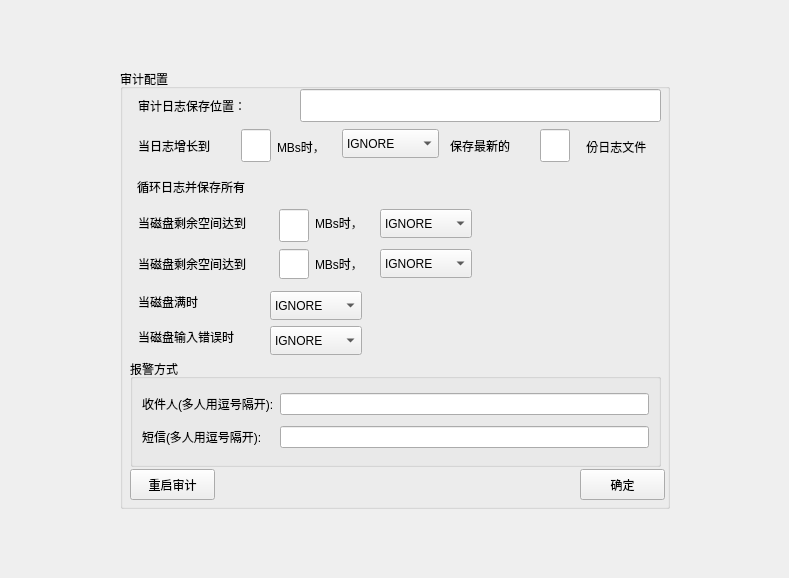
Qt form AUD/audconfpage.ui (liuyufeng509/SecCenter) before a commit.
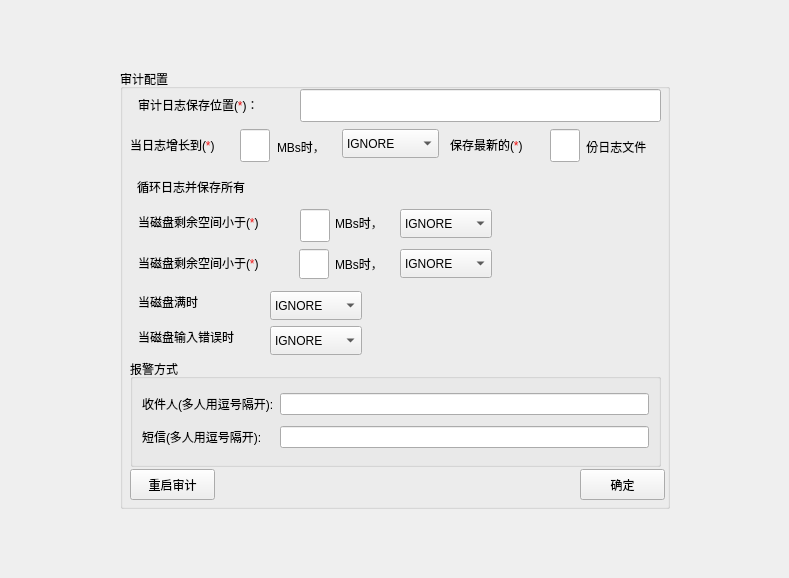
The same form after that commit.

Patch:
```diff
--- a/AUD/audconfpage.ui
+++ b/AUD/audconfpage.ui
@@ -120,12 +120,12 @@
        <rect>
         <x>18</x>
         <y>26</y>
-        <width>131</width>
+        <width>141</width>
         <height>21</height>
        </rect>
       </property>
       <property name="text">
-       <string>审计日志保存位置：</string>
+       <string>&lt;html&gt;&lt;head/&gt;&lt;body&gt;&lt;p&gt;审计日志保存位置(&lt;span style=&quot; color:#e50909;&quot;&gt;*&lt;/span&gt;)：&lt;/p&gt;&lt;/body&gt;&lt;/html&gt;</string>
       </property>
      </widget>
      <widget class="QLineEdit" name="log_filelineEdit">
@@ -178,18 +178,18 @@
        <rect>
         <x>330</x>
         <y>60</y>
-        <width>81</width>
+        <width>101</width>
         <height>33</height>
        </rect>
       </property>
       <property name="text">
-       <string>保存最新的     </string>
+       <string>&lt;html&gt;&lt;head/&gt;&lt;body&gt;&lt;p&gt;保存最新的(&lt;span style=&quot; color:#ec0f0f;&quot;&gt;*&lt;/span&gt;)     &lt;/p&gt;&lt;/body&gt;&lt;/html&gt;</string>
       </property>
      </widget>
      <widget class="QLineEdit" name="max_log_filelineEdit">
       <property name="geometry">
        <rect>
-        <x>121</x>
+        <x>120</x>
         <y>60</y>
         <width>30</width>
         <height>33</height>
@@ -237,7 +237,7 @@
      <widget class="QLineEdit" name="num_logslineEdit">
       <property name="geometry">
        <rect>
-        <x>420</x>
+        <x>430</x>
         <y>60</y>
         <width>30</width>
         <height>33</height>
@@ -259,20 +259,20 @@
      <widget class="QLabel" name="label_22">
       <property name="geometry">
        <rect>
-        <x>18</x>
+        <x>10</x>
         <y>60</y>
-        <width>97</width>
+        <width>111</width>
         <height>33</height>
        </rect>
       </property>
       <property name="text">
-       <string>当日志增长到      </string>
+       <string>&lt;html&gt;&lt;head/&gt;&lt;body&gt;&lt;p&gt;当日志增长到(&lt;span style=&quot; color:#f11717;&quot;&gt;*&lt;/span&gt;)      &lt;/p&gt;&lt;/body&gt;&lt;/html&gt;</string>
       </property>
      </widget>
      <widget class="QLineEdit" name="admin_space_left_lineEdit">
       <property name="geometry">
        <rect>
-        <x>159</x>
+        <x>180</x>
         <y>140</y>
         <width>30</width>
         <height>33</height>
@@ -296,18 +296,18 @@
        <rect>
         <x>18</x>
         <y>143</y>
-        <width>135</width>
+        <width>161</width>
         <height>21</height>
        </rect>
       </property>
       <property name="text">
-       <string>当磁盘剩余空间达到</string>
+       <string>&lt;html&gt;&lt;head/&gt;&lt;body&gt;&lt;p&gt;当磁盘剩余空间小于(&lt;span style=&quot; color:#f11717;&quot;&gt;*&lt;/span&gt;)&lt;/p&gt;&lt;/body&gt;&lt;/html&gt;</string>
       </property>
      </widget>
      <widget class="QLabel" name="label_16">
       <property name="geometry">
        <rect>
-        <x>195</x>
+        <x>215</x>
         <y>143</y>
         <width>59</width>
         <height>21</height>
@@ -320,7 +320,7 @@
      <widget class="QComboBox" name="admin_space_left_action_comboBox">
       <property name="geometry">
        <rect>
-        <x>260</x>
+        <x>280</x>
         <y>140</y>
         <width>92</width>
         <height>29</height>
@@ -366,7 +366,7 @@
      <widget class="QComboBox" name="space_left_action_comboBox">
       <property name="geometry">
        <rect>
-        <x>260</x>
+        <x>280</x>
         <y>180</y>
         <width>92</width>
         <height>29</height>
@@ -406,7 +406,7 @@
      <widget class="QLineEdit" name="space_left_lineEdit">
       <property name="geometry">
        <rect>
-        <x>159</x>
+        <x>179</x>
         <y>180</y>
         <width>30</width>
         <height>30</height>
@@ -430,18 +430,18 @@
        <rect>
         <x>18</x>
         <y>184</y>
-        <width>135</width>
+        <width>161</width>
         <height>21</height>
        </rect>
       </property>
       <property name="text">
-       <string>当磁盘剩余空间达到</string>
+       <string>&lt;html&gt;&lt;head/&gt;&lt;body&gt;&lt;p&gt;当磁盘剩余空间小于(&lt;span style=&quot; color:#f11717;&quot;&gt;*&lt;/span&gt;)&lt;/p&gt;&lt;/body&gt;&lt;/html&gt;</string>
       </property>
      </widget>
      <widget class="QLabel" name="label_19">
       <property name="geometry">
        <rect>
-        <x>195</x>
+        <x>215</x>
         <y>184</y>
         <width>59</width>
         <height>21</height>
```
